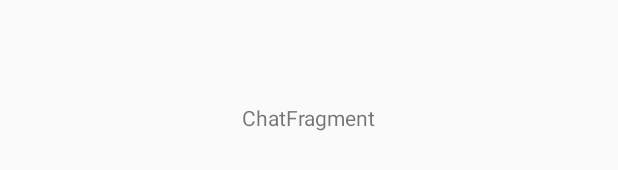
After one commit to varunon9/SaathMeTravel, an Android app: the layout chat_fragment.xml on its own in the app's theme, with its tools: preview values and no code run, on a phone screen of 412 x 824 dp. The commit adds this screen. Shown: the part 501-671 px from the top of the screen. Run offline under Robolectric (Android 15) with nearby library versions, the phone set to English and light mode, and no system bars.

Commit message:
added ChatFragmentActivity

```diff
--- a/app/build.gradle
+++ b/app/build.gradle
@@ -24,6 +24,7 @@ dependencies {
     implementation 'com.google.android.gms:play-services-maps:15.0.1'
     implementation 'com.android.support:design:27.1.1'
     implementation 'com.android.support.constraint:constraint-layout:1.1.3'
+    implementation 'android.arch.lifecycle:extensions:1.1.1'
     testImplementation 'junit:junit:4.12'
     androidTestImplementation 'com.android.support.test:runner:1.0.2'
     androidTestImplementation 'com.android.support.test.espresso:espresso-core:3.0.2'
--- /dev/null
+++ b/app/src/main/res/layout/chat_fragment.xml
@@ -0,0 +1,20 @@
+<?xml version="1.0" encoding="utf-8"?>
+<android.support.constraint.ConstraintLayout xmlns:android="http://schemas.android.com/apk/res/android"
+    xmlns:app="http://schemas.android.com/apk/res-auto"
+    xmlns:tools="http://schemas.android.com/tools"
+    android:id="@+id/chat"
+    android:layout_width="match_parent"
+    android:layout_height="match_parent"
+    tools:context=".ui.chat.ChatFragment">
+
+    <TextView
+        android:id="@+id/message"
+        android:layout_width="wrap_content"
+        android:layout_height="wrap_content"
+        android:text="ChatFragment"
+        app:layout_constraintBottom_toBottomOf="parent"
+        app:layout_constraintEnd_toEndOf="parent"
+        app:layout_constraintStart_toStartOf="parent"
+        app:layout_constraintTop_toTopOf="parent" />
+
+</android.support.constraint.ConstraintLayout>
```
Also changed, not shown: app/src/main/AndroidManifest.xml (+5 -2 lines), app/src/main/java/me/varunon9/saathmetravel/ChatFragmentActivity.java (added, +92 -0 lines), app/src/main/java/me/varunon9/saathmetravel/MainActivity.java (+6 -3 lines), app/src/main/java/me/varunon9/saathmetravel/constants/AppConstants.java (+8 -0 lines), app/src/main/java/me/varunon9/saathmetravel/ui/chat/ChatFragment.java (added, +36 -0 lines), app/src/main/java/me/varunon9/saathmetravel/ui/chat/ChatViewModel.java (added, +7 -0 lines), app/src/main/res/layout/chat_activity.xml (added, +7 -0 lines).
